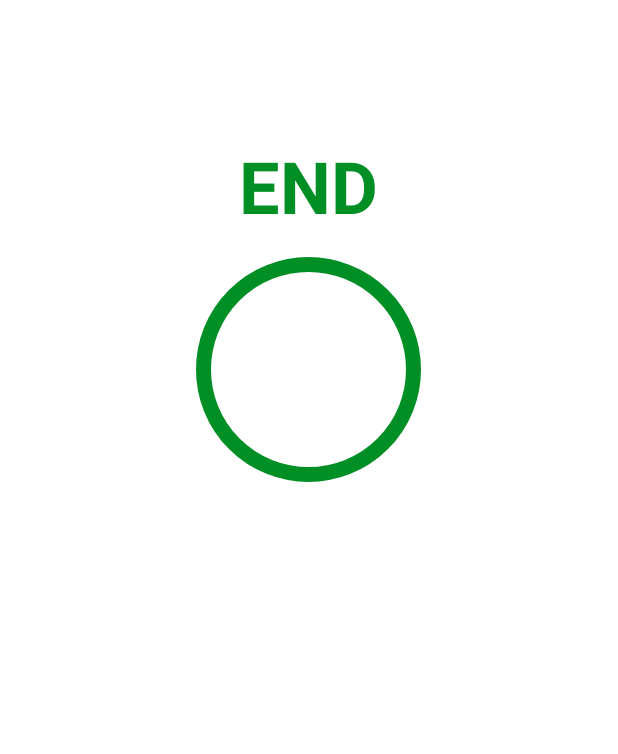
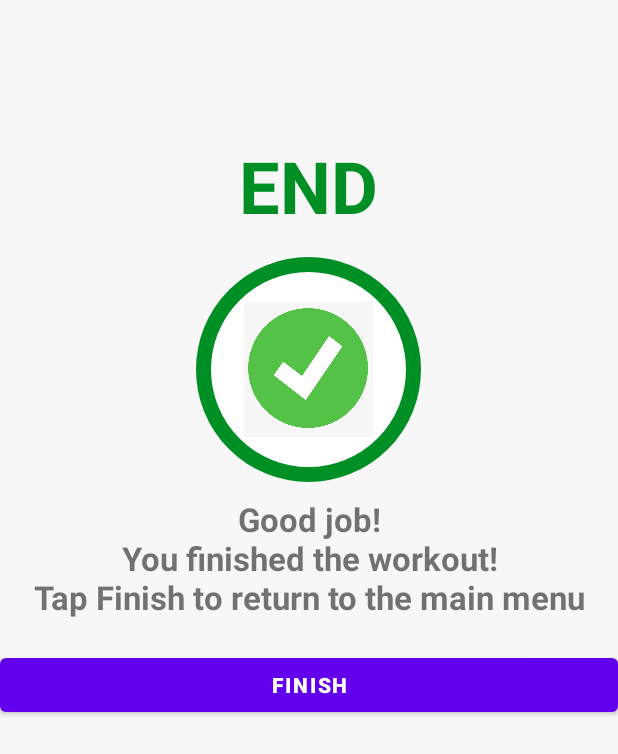
Before and after one commit to coding-ish/7minutesWorkout, an Android app: the FinishScreen screen opened directly, with no data from a screen before it, on a phone screen of 412 x 824 dp. Shown: the top 754 px of the screen. Run offline under Robolectric (Android 15) with nearby library versions, the phone set to English and light mode, and no system bars.

Commit message:
updated values

```diff
--- a/app/src/main/res/layout/activity_finish_screen.xml
+++ b/app/src/main/res/layout/activity_finish_screen.xml
@@ -7,6 +7,7 @@
     android:layout_height="match_parent"
     android:gravity="center_horizontal"
     android:orientation="vertical"
+    android:background="@color/lighterGrey"
     tools:context=".FinishScreen">
 
     <androidx.appcompat.widget.Toolbar
@@ -14,9 +15,9 @@
         android:layout_width="match_parent"
         android:layout_height="?android:attr/actionBarSize"
         android:theme="@style/ToolbarTheme"
-        android:background="@color/white"
+        android:background="@color/lighterGrey"
         app:titleTextColor="@color/colorPrimary"
-        app:layout_constraintTop_toTopOf="parent"
+
         />
 
     <TextView
@@ -25,9 +26,6 @@
         android:layout_height="wrap_content"
         android:layout_marginTop="35dp"
         android:gravity="center"
-        app:layout_constraintTop_toBottomOf="@id/toolbarExercise"
-        app:layout_constraintStart_toStartOf="parent"
-        app:layout_constraintEnd_toEndOf="parent"
         android:textSize="48sp"
         android:textStyle="bold"
         android:textColor="@color/colorAccent"
@@ -41,7 +39,29 @@
         android:layout_marginTop="15dp"
         android:background="@drawable/item_circular_thin_color_accent_finish_border"
         android:gravity="center">
-
+        <ImageView
+            android:layout_width="100dp"
+            android:layout_height="90dp"
+            android:contentDescription="finish image"
+            android:src="@drawable/ic_check"
+            />
     </LinearLayout>
 
+    <TextView
+        android:layout_width="match_parent"
+        android:layout_height="wrap_content"
+        android:layout_marginTop="10dp"
+        android:text="Good job!\nYou finished the workout!\nTap Finish to return to the main menu"
+        android:gravity="center"
+        android:textStyle="bold"
+        android:textSize="22sp"
+        />
+    <Button
+        android:layout_width="match_parent"
+        android:layout_height="wrap_content"
+        android:layout_marginTop="20dp"
+        android:textStyle="bold"
+        android:text="FINISH"
+        />
+
 </LinearLayout>
--- a/app/src/main/res/values/colors.xml
+++ b/app/src/main/res/values/colors.xml
@@ -7,6 +7,7 @@
     <color name="teal_700">#FF018786</color>
     <color name="black">#FF000000</color>
     <color name="white">#FFFFFFFF</color>
+    <color name="lighterGrey">#f7f7f7</color>
 
     <color name="colorPrimary">#B2212121</color>
     <color name="colorPrimaryDark">#B2212121</color>
```
Also changed, not shown: app/src/main/res/drawable/ic_check.png (added).
